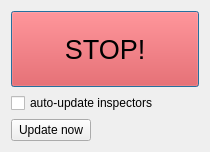
omnetpp/omnetpp, file src/qtenv/stopdialog.ui: the form before one commit.
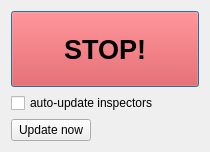
The form after the commit.

Commit message: qtenv: Restored StopDialog button font size.

The edit to the form file:
```diff
--- a/src/qtenv/stopdialog.ui
+++ b/src/qtenv/stopdialog.ui
@@ -28,13 +28,8 @@
        <height>73</height>
       </size>
      </property>
-     <property name="font">
-      <font>
-       <pointsize>20</pointsize>
-      </font>
-     </property>
      <property name="styleSheet">
-      <string notr="true">background-color: rgb(248, 48, 48);</string>
+      <string notr="true">background-color: rgb(248, 48, 48); font-size: 20pt; font-weight: bold;</string>
      </property>
      <property name="text">
       <string>STOP!</string>
```
